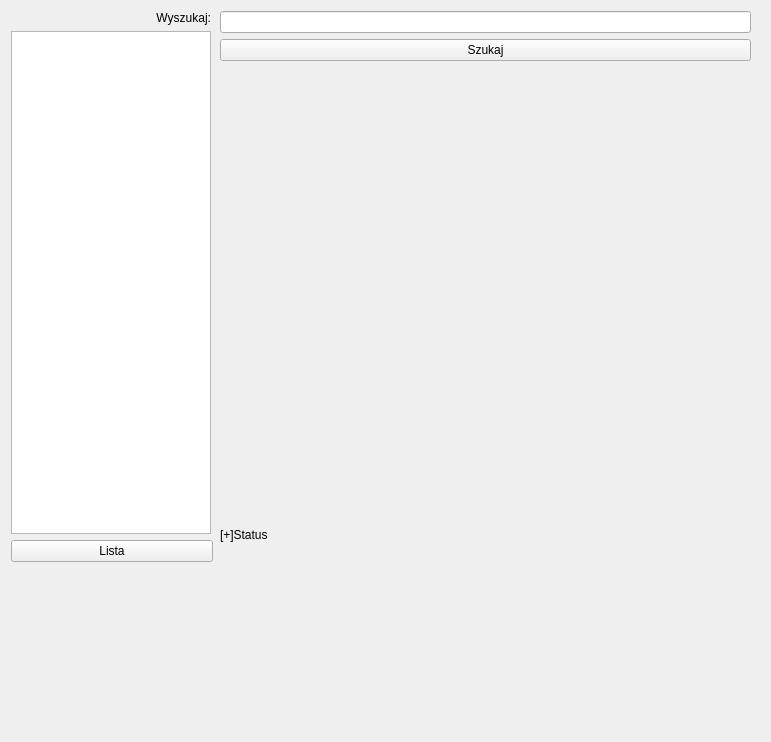
Old version of the form Szukajka/szukajka.ui in the repository Librianin/Poszukiwacz.
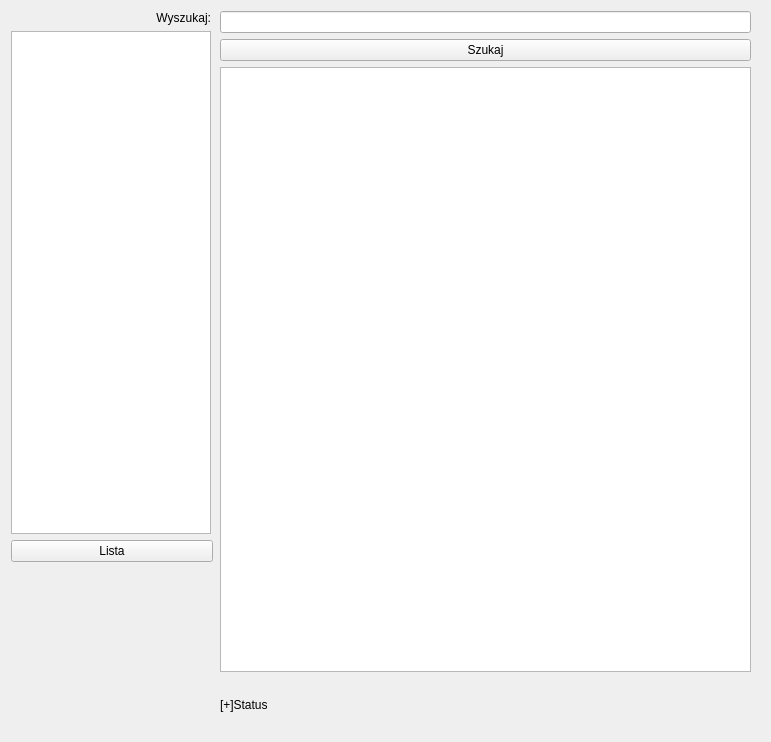
New version of the form. Icons and pictures are not drawn.

Patch:
```diff
--- a/Szukajka/szukajka.ui
+++ b/Szukajka/szukajka.ui
@@ -23,7 +23,7 @@
       <x>220</x>
       <y>11</y>
       <width>531</width>
-      <height>678</height>
+      <height>701</height>
      </rect>
     </property>
     <layout class="QVBoxLayout" name="verticalLayout_2">
@@ -37,13 +37,16 @@
        </property>
       </widget>
      </item>
+     <item>
+      <widget class="QGraphicsView" name="grafika"/>
+     </item>
      <item>
       <widget class="QLabel" name="label_2">
        <property name="text">
         <string/>
        </property>
-       <property name="pixmap">
-        <pixmap>../mapka.png</pixmap>
+       <property name="alignment">
+        <set>Qt::AlignCenter</set>
        </property>
       </widget>
      </item>
```
